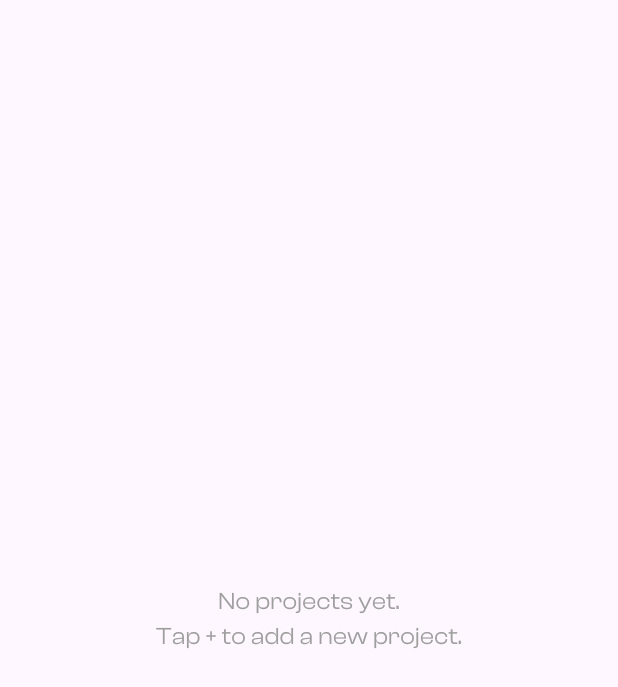
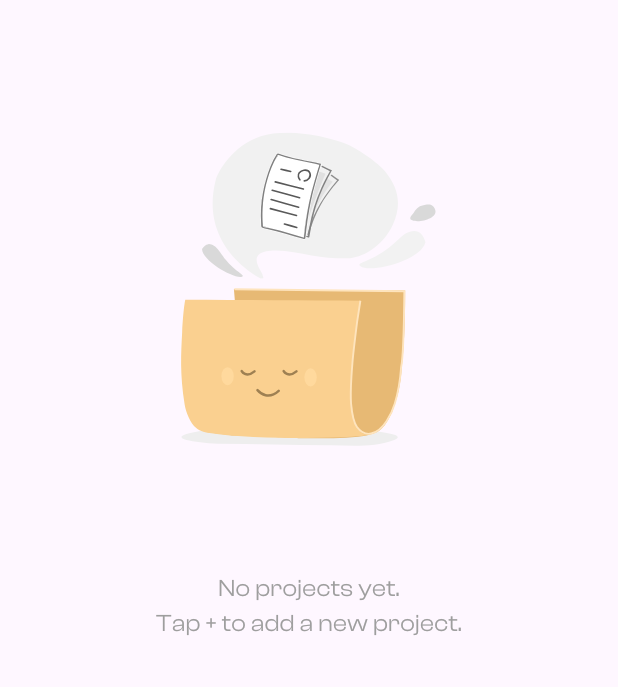
Before and after one commit to smilingmajid/todolistapp, a Flutter app: what emptyWidget() shows on an empty page, opened directly, on a phone screen of 412 x 824 dp. Shown: the top 687 px of the screen. Run offline on Flutter 3.47's test engine with Material 3 defaults, Android fonts, the phone set to English and light mode, and no system bars; our stand-ins replace animated_text_kit, flutter_advanced_drawer, get, iconsax, line_icons, lottie; missing offline and left inert: random_avatar.

Commit message:
lottie add to empty widget

```diff
--- a/lib/core/widgets/empty_widget.dart
+++ b/lib/core/widgets/empty_widget.dart
@@ -1,10 +1,10 @@
 import 'package:flutter/material.dart';
+import 'package:lottie/lottie.dart';
 
 Widget emptyWidget() {
-  return const Center(
-    child: Column(
-      mainAxisAlignment: MainAxisAlignment.center,
+  return Column(
     children: [
+      Lottie.asset('assets/empty.json'),
 
       Text(
         'No projects yet.\nTap + to add a new project.',
@@ -17,6 +17,5 @@ Widget emptyWidget() {
         ),
       ),
     ],
-    ),
   );
 }
--- a/lib/screens/home_screen.dart
+++ b/lib/screens/home_screen.dart
@@ -1,6 +1,7 @@
 import 'package:flutter/material.dart';
 import 'package:flutter_advanced_drawer/flutter_advanced_drawer.dart';
 import 'package:get/get.dart';
+
 import 'package:todolistapp/core/project_colors.dart';
 import '../controllers/adrawer_controller.dart';
 import '../core/app_colors.dart';
@@ -66,8 +67,7 @@ class HomeScreen extends StatelessWidget {
                 },
               ),
 
-              SizedBox(height: 50),
-
+              //SizedBox(height: 50),
               Expanded(
                 child: Obx(
                   () =>
--- a/pubspec.yaml
+++ b/pubspec.yaml
@@ -47,6 +47,7 @@ dependencies:
   uuid: ^4.5.1
   fl_chart: ^1.0.0
   mesh_gradient: ^1.3.8
+  lottie: ^3.3.1
 
 dev_dependencies:
   flutter_test:
```
Also changed, not shown: lib/core/widgets/project_cart_widget.dart (+10 -2 lines), pubspec.lock. Lines whose indentation alone changed are shown as unchanged.
